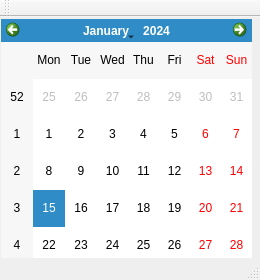
This is Qt_Calendar/Calendar/calendar_main.ui in RedChiken/Calendar as Qt 5 draws it before an edit. The edited form follows.
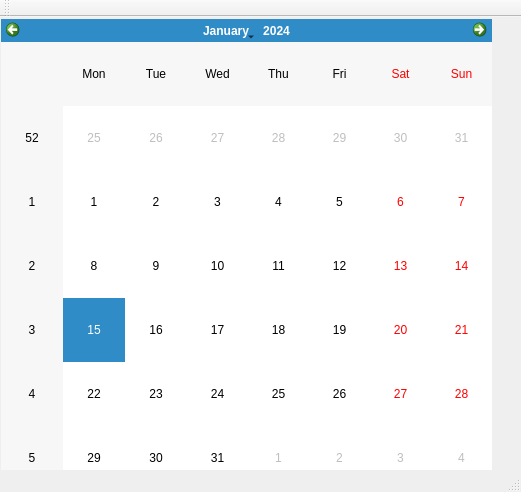
This is the edited form.

```diff
--- a/Qt_Calendar/Calendar/calendar_main.ui
+++ b/Qt_Calendar/Calendar/calendar_main.ui
@@ -6,8 +6,8 @@
    <rect>
     <x>0</x>
     <y>0</y>
-    <width>260</width>
-    <height>280</height>
+    <width>521</width>
+    <height>492</height>
    </rect>
   </property>
   <property name="windowTitle">
@@ -19,8 +19,8 @@
      <rect>
       <x>1</x>
       <y>2</y>
-      <width>251</width>
-      <height>281</height>
+      <width>491</width>
+      <height>471</height>
      </rect>
     </property>
    </widget>
```
Left out of the diff: 4 changed lines with no effect on the pictures.
